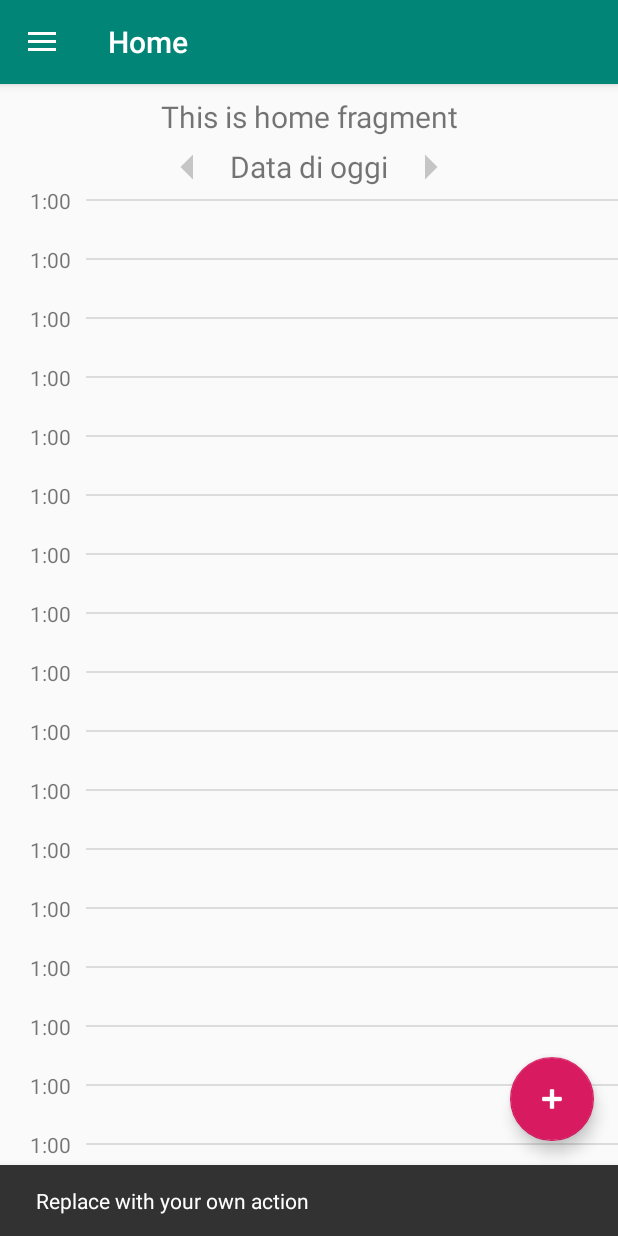
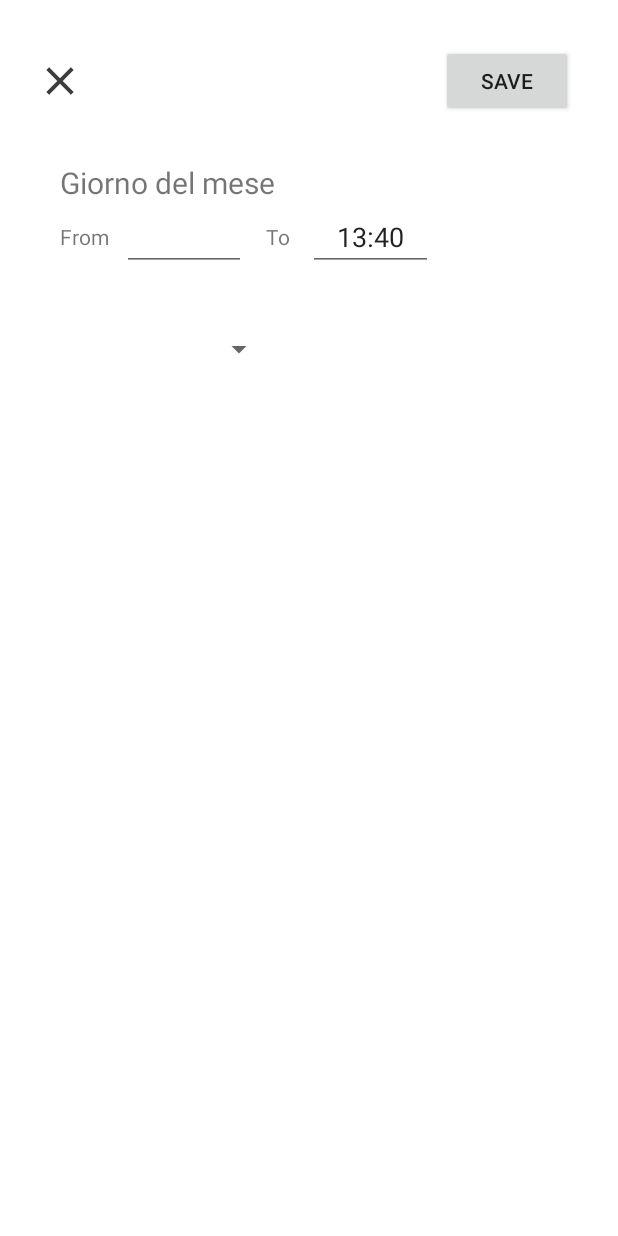
Before and after one commit to davideC00/lesson-calendar-app, an Android app: the OrarioScheduler screen opened directly, with no data from a screen before it, after a tap on an icon or button, on a phone screen of 412 x 824 dp. Run offline under Robolectric (Android 15) with nearby library versions, the phone set to English and light mode, and no system bars; our stand-ins replace navigation-ui.

Commit message:
ADD: Add Event

```diff
--- a/src/main/java/it/uniba/di/sms/orariolezioni/ui/OrarioScheduler.java
+++ b/src/main/java/it/uniba/di/sms/orariolezioni/ui/OrarioScheduler.java
@@ -1,8 +1,12 @@
 package it.uniba.di.sms.orariolezioni.ui;
+
 
 import android.os.Bundle;
 import android.support.design.widget.FloatingActionButton;
 import android.support.design.widget.Snackbar;
+import android.support.v4.app.Fragment;
+import android.support.v4.app.FragmentManager;
+import android.support.v4.app.FragmentTransaction;
 import android.view.View;
 
 import androidx.navigation.NavController;
@@ -10,6 +14,7 @@ import androidx.navigation.Navigation;
 import androidx.navigation.ui.AppBarConfiguration;
 import androidx.navigation.ui.NavigationUI;
 import it.uniba.di.sms.orariolezioni.R;
+import it.uniba.di.sms.orariolezioni.ui.addEvent.AddEventFragment;
 
 import android.support.design.widget.NavigationView;
 import android.support.v4.widget.DrawerLayout;
@@ -33,8 +38,12 @@ public class OrarioScheduler extends AppCompatActivity {
             @Override
             public void onClick(View view) {
                 // TODO : Add Floating button action
-                Snackbar.make(view, "Replace with your own action", Snackbar.LENGTH_LONG)
-                        .setAction("Action", null).show();
+                FragmentManager fragmentManager = getSupportFragmentManager();
+                fragmentManager
+                        .beginTransaction()
+                        .add(R.id.fragment_add_event_container, new AddEventFragment())
+                        .addToBackStack(null)
+                        .commit();
             }
         });
         DrawerLayout drawer = findViewById(R.id.drawer_layout);
@@ -58,4 +67,13 @@ public class OrarioScheduler extends AppCompatActivity {
         return NavigationUI.navigateUp(navController, mAppBarConfiguration)
                 || super.onSupportNavigateUp();
     }
+
+    @Override
+    public void onBackPressed() {
+        if(getSupportFragmentManager().getBackStackEntryCount() == 0){
+            this.finish();
+        }else {
+            getSupportFragmentManager().popBackStack();
+        }
+    }
 }
--- /dev/null
+++ b/src/main/java/it/uniba/di/sms/orariolezioni/ui/addEvent/AddEventFragment.java
@@ -0,0 +1,27 @@
+package it.uniba.di.sms.orariolezioni.ui.addEvent;
+
+
+import android.os.Bundle;
+import android.support.v4.app.Fragment;
+import android.util.Log;
+import android.view.LayoutInflater;
+import android.view.View;
+import android.view.ViewGroup;
+
+import it.uniba.di.sms.orariolezioni.R;
+
+public class AddEventFragment extends Fragment {
+
+
+    public AddEventFragment() {
+        // Required empty public constructor
+    }
+
+    @Override
+    public View onCreateView(LayoutInflater inflater, ViewGroup container,
+                             Bundle savedInstanceState) {
+        // Inflate the layout for this fragment
+        return inflater.inflate(R.layout.fragment_add_event, container, false);
+    }
+
+}
--- /dev/null
+++ b/src/main/res/drawable-anydpi/ic_close.xml
@@ -0,0 +1,14 @@
+<vector xmlns:android="http://schemas.android.com/apk/res/android"
+    android:width="24dp"
+    android:height="24dp"
+    android:viewportWidth="15.4"
+    android:viewportHeight="15.4"
+    android:tint="#0B0B0D"
+    android:alpha="0.8">
+  <group android:translateX="-4.3"
+      android:translateY="-4.3">
+      <path
+          android:fillColor="#FF000000"
+          android:pathData="M19,6.41L17.59,5 12,10.59 6.41,5 5,6.41 10.59,12 5,17.59 6.41,19 12,13.41 17.59,19 19,17.59 13.41,12z"/>
+  </group>
+</vector>
--- a/src/main/res/layout/activity_orario_scheduler.xml
+++ b/src/main/res/layout/activity_orario_scheduler.xml
@@ -22,4 +22,9 @@
         app:headerLayout="@layout/nav_header_orario_scheduler"
         app:menu="@menu/activity_orario_scheduler_drawer" />
 
+    <FrameLayout
+        android:id="@+id/fragment_add_event_container"
+        android:layout_width="match_parent"
+        android:layout_height="match_parent" />
+
 </android.support.v4.widget.DrawerLayout>
--- /dev/null
+++ b/src/main/res/layout/fragment_add_event.xml
@@ -0,0 +1,101 @@
+<?xml version="1.0" encoding="utf-8"?>
+<LinearLayout xmlns:android="http://schemas.android.com/apk/res/android"
+    xmlns:app="http://schemas.android.com/apk/res-auto"
+    xmlns:tools="http://schemas.android.com/tools"
+    android:layout_width="match_parent"
+    android:layout_height="match_parent"
+    android:divider="?android:attr/listDivider"
+    android:orientation="vertical"
+    android:background="@color/cardview_light_background">
+
+    <LinearLayout
+        android:id="@+id/linear_layour_top"
+        android:layout_width="match_parent"
+        android:layout_height="wrap_content"
+        app:layout_constraintTop_toTopOf="parent"
+        tools:layout_editor_absoluteX="16dp">
+
+        <View
+            android:layout_width="20dp"
+            android:layout_height="20dp"
+            android:layout_gravity="center"
+            android:layout_marginHorizontal="30dp"
+            android:background="@drawable/ic_close" />
+
+        <Space
+            android:layout_width="wrap_content"
+            android:layout_height="wrap_content"
+            android:layout_weight="1" />
+
+        <Button
+            android:layout_width="wrap_content"
+            android:layout_height="wrap_content"
+            android:layout_gravity="center"
+            android:layout_margin="30dp"
+            android:text="Save" />
+
+    </LinearLayout>
+
+
+    <TableLayout
+        android:layout_width="match_parent"
+        android:layout_height="wrap_content"
+        android:layout_marginHorizontal="40dp">
+
+        <TableRow>
+
+            <TextView
+                android:layout_width="wrap_content"
+                android:layout_height="wrap_content"
+                android:layout_weight="1"
+                android:text="Giorno del mese"
+                android:textSize="20sp" />
+
+        </TableRow>
+
+        <TableRow
+            android:layout_width="match_parent"
+            android:layout_height="wrap_content"
+            android:weightSum="8"
+            android:stretchColumns="*">
+
+            <TextView
+                android:layout_width="0dp"
+                android:layout_height="match_parent"
+                android:layout_weight="1"
+                android:gravity="center_vertical"
+                android:text="From" />
+
+            <EditText
+                android:layout_width="0dp"
+                android:layout_height="match_parent"
+                android:layout_weight="2"
+                android:gravity="center" />
+
+            <TextView
+                android:layout_width="0dp"
+                android:layout_height="match_parent"
+                android:layout_weight="1"
+                android:gravity="center"
+                android:layout_gravity="right"
+                android:text="To" />
+
+            <EditText
+                android:layout_width="0dp"
+                android:layout_height="match_parent"
+                android:layout_gravity="end"
+                android:layout_weight="2"
+                android:gravity="center"
+                android:text="13:40" />
+        </TableRow>
+
+        <TableRow
+            android:layout_marginTop="40dp">
+            <Spinner
+                android:layout_width="wrap_content"
+                android:layout_height="wrap_content"
+                android:layout_below="@id/linear_layour_top" />
+        </TableRow>
+    </TableLayout>
+
+</LinearLayout>
--- a/src/main/res/values/strings.xml
+++ b/src/main/res/values/strings.xml
@@ -23,4 +23,7 @@
     <string name="menu_tools">Tools</string>
     <string name="menu_share">Share</string>
     <string name="menu_send">Send</string>
+
+    <!-- TODO: Remove or change this placeholder text -->
+    <string name="hello_blank_fragment">Hello blank fragment</string>
 </resources>
```
Also changed, not shown: src/main/res/drawable-hdpi/ic_close.png (added), src/main/res/drawable-mdpi/ic_close.png (added), src/main/res/drawable-xhdpi/ic_close.png (added), src/main/res/drawable-xxhdpi/ic_close.png (added).
